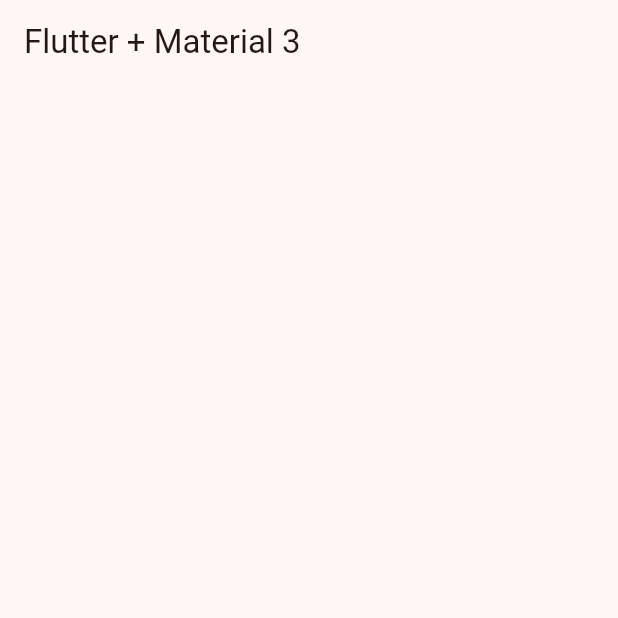
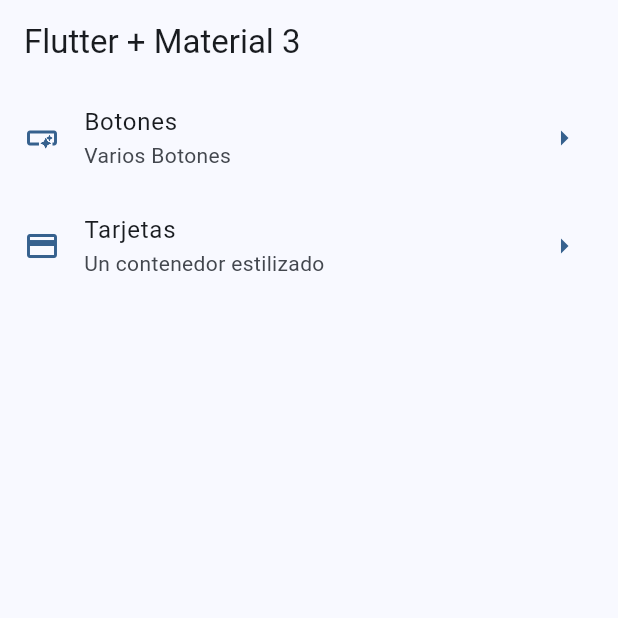
Before and after one commit to Chrisnewgear/widget_app, a Flutter app: the screen it shows after launch, on a phone screen of 412 x 824 dp, the top half of it. Run offline on Flutter 3.47's test engine with Material 3 defaults, Android fonts, the phone set to English and light mode, and no system bars.

Commit message:
Trabajando en la navegacion

```diff
--- a/lib/config/menu/menu_items.dart
+++ b/lib/config/menu/menu_items.dart
@@ -24,7 +24,7 @@ const appMenuItems = <MenuItem>[
   MenuItem(
     title: 'Tarjetas',
     subtitle: 'Un contenedor estilizado',
-    link: '/card',
+    link: '/cards',
     icon: Icons.credit_card,
   ),
 ];
--- a/lib/main.dart
+++ b/lib/main.dart
@@ -1,5 +1,7 @@
 import 'package:flutter/material.dart';
 import 'package:widgets_app/config/theme/app_theme.dart';
+import 'package:widgets_app/presentation/screens/buttons/buttons_screen.dart';
+import 'package:widgets_app/presentation/screens/cards/card_screen.dart';
 import 'package:widgets_app/presentation/screens/home/home_screen.dart';
 
 void main() {
@@ -13,8 +15,12 @@ class MainApp extends StatelessWidget {
   Widget build(BuildContext context) {
     return MaterialApp(
       debugShowCheckedModeBanner: false,
-      theme: AppTheme(selectedColor: 6).getTheme(),
+      theme: AppTheme(selectedColor: 0).getTheme(),
       home: const HomeScreen(),
+      routes: {
+        '/buttons': (context) => const ButtonsScreen(),
+        '/cards': (context) => const CardsScreen(),
+      },
     );
   }
 }
--- a/lib/presentation/screens/home/home_screen.dart
+++ b/lib/presentation/screens/home/home_screen.dart
@@ -1,4 +1,6 @@
 import 'package:flutter/material.dart';
+import 'package:widgets_app/config/menu/menu_items.dart';
+import 'package:widgets_app/presentation/screens/buttons/buttons_screen.dart';
 
 class HomeScreen extends StatelessWidget {
   const HomeScreen({super.key});
@@ -8,8 +10,57 @@ class HomeScreen extends StatelessWidget {
     return Scaffold(
       appBar: AppBar(
         title: const Text('Flutter + Material 3'),
-
       ),
+      body: const _HomeView()
     );
   }
 }
+
+class _HomeView extends StatelessWidget {
+  const _HomeView();
+
+  @override
+  Widget build(BuildContext context) {
+
+    return ListView.builder(
+      itemCount: appMenuItems.length,
+      itemBuilder: (context, index) {
+        final menuItem = appMenuItems[index];
+
+        return _CuastomListTile(menuItem: menuItem);
+      },
+    );
+  }
+}
+
+class _CuastomListTile extends StatelessWidget {
+  const _CuastomListTile({
+    required this.menuItem,
+  });
+
+  final MenuItem menuItem;
+
+  @override
+  Widget build(BuildContext context) {
+
+    final colors = Theme.of(context).colorScheme;
+
+    return ListTile(
+      leading: Icon(menuItem.icon, color: colors.primary),
+      trailing: Icon(Icons.arrow_right, color: colors.primary),
+      title: Text(menuItem.title),
+      subtitle: Text(menuItem.subtitle),
+      onTap: (){
+
+        // Navigator.of(context).push(
+        //   MaterialPageRoute(
+        //     builder: (context) => const ButtonsScreen()
+        //   )
+        // );
+
+        Navigator.pushNamed(context, menuItem.link);
+
+      },
+    );
+  }
+}
```
Also changed, not shown: lib/presentation/screens/buttons/buttons_screen.dart (added, +15 -0 lines), lib/presentation/screens/cards/card_screen.dart (added, +15 -0 lines).
